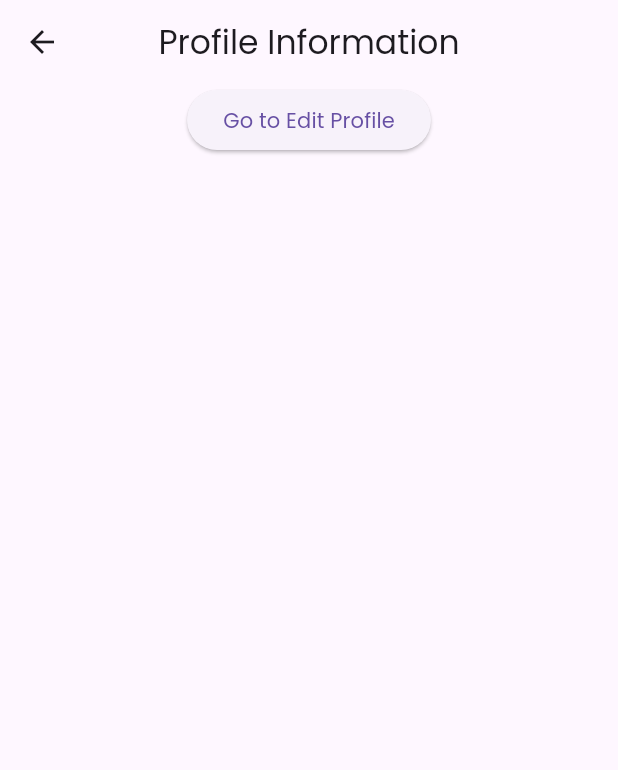
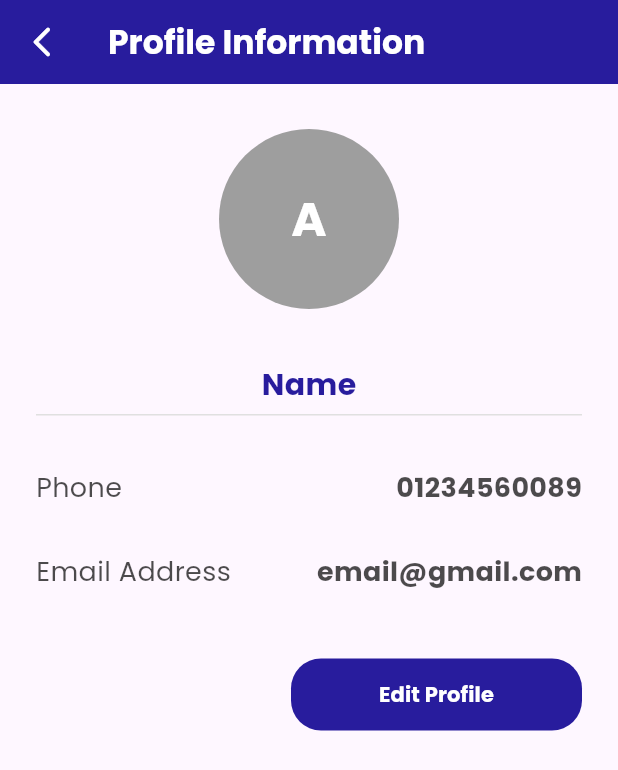
Before and after one commit to ACICT-DEPI/CAI1_SWD4_S9d-bank-application, a Flutter app: the ProfileInfromationScrenn screen opened by its route, on a phone screen of 412 x 824 dp. Shown: the top 770 px of the screen. Run offline on Flutter 3.47's test engine with Material 3 defaults, Android fonts, the light colour scheme and no system bars; our stand-ins replace awesome_dialog, cloud_firestore, firebase_auth, firebase_core, flutter_otp_text_field, get and 3 more; accounts and stored records are empty; project files that could hold a hidden picture were left out.

Commit message:
Profile Information screen's design is complete

```diff
--- a/lib/screen/settings/profile_infromation.dart
+++ b/lib/screen/settings/profile_infromation.dart
@@ -1,6 +1,7 @@
 import 'package:flutter/material.dart';
 import 'package:get/get.dart';
 import 'package:vaulta/controller/settings/profile_infromation_controller.dart';
+import 'package:vaulta/core/constant/color.dart';
 
 class ProfileInfromationScrenn extends StatelessWidget {
   const ProfileInfromationScrenn({super.key});
@@ -11,18 +12,96 @@ class ProfileInfromationScrenn extends StatelessWidget {
         Get.put(ProfileInfromationControllerImpl());
     return Scaffold(
       appBar: AppBar(
-        title: Text('Profile Information'),
+        backgroundColor: AppColor.primaryColor,
+        leading: IconButton(
+            onPressed: (){Navigator.pop(context);},
+            icon: Icon(Icons.arrow_back_ios_new_rounded, color: Colors.white,)
+        ),
+        title: Text('Profile Information', style: TextStyle(fontWeight: FontWeight.bold, color: Colors.white),),
         elevation: 0,
-        centerTitle: true,
       ),
-      body: Center(
+      body: Container(
+        padding: EdgeInsets.symmetric(horizontal: 24, vertical: 30),
         child: Column(
           children: [
-            ElevatedButton(
-                onPressed: () {
+            Center(
+              child: Column(
+                children: [
+                  CircleAvatar(
+                    radius: 60,
+                    backgroundColor: Colors.grey,
+                    child: Text("A", style: TextStyle(fontWeight: FontWeight.bold, fontSize: 32, color: Colors.white),),
+                  ),
+                  SizedBox(height: 30,),
+                ],
+              ),
+            ),
+            Container(
+              width: double.infinity,
+              decoration: BoxDecoration(
+                  border: Border(
+                      bottom: BorderSide(color: Colors.grey.shade300)
+                  )
+              ),
+              child: Center(
+                child: Text(
+                  "Name",
+                  style: TextStyle(fontSize: 20, color: AppColor.primaryColor, fontWeight: FontWeight.bold),
+                ),
+              ),
+            ),
+            SizedBox(height: 20,),
+            Container(
+              padding: EdgeInsets.symmetric(vertical: 10),
+              child: Row(
+                children: [
+                  Expanded(
+                      child: Text(
+                    "Phone",
+                    style: TextStyle(fontSize: 18, color: Colors.black.withOpacity(0.7)),
+                    )
+                  ),
+                  Text(
+                    "01234560089",
+                    style: TextStyle(fontSize: 18, color: Colors.black.withOpacity(0.7), fontWeight: FontWeight.bold)
+                  )
+                ],
+              ),
+            ),
+            Container(
+              padding: EdgeInsets.symmetric(vertical: 10),
+              child: Row(
+                children: [
+                  Expanded(
+                      child: Text(
+                        "Email Address",
+                        style: TextStyle(fontSize: 18, color: Colors.black.withOpacity(0.7)),
+                      )
+                  ),
+                  Text(
+                      "email@gmail.com",
+                      style: TextStyle(fontSize: 18, color: Colors.black.withOpacity(0.7), fontWeight: FontWeight.bold)
+                  )
+                ],
+              ),
+            ),
+            Padding(
+              padding: const EdgeInsets.only(top: 30, left: 170),
+              child: Container(
+                width: double.infinity,
+                decoration: BoxDecoration(
+                  borderRadius: BorderRadius.circular(20),
+                  color: AppColor.primaryColor
+                ),
+                child: TextButton(onPressed: (){
                   controller.goToEditProfile();
                 },
-                child: Text('Go to Edit Profile')),
+                    child: Text(
+                      "Edit Profile",
+                    style: TextStyle(color: Colors.white, fontWeight: FontWeight.bold),)),
+              ),
+            )
+
           ],
         ),
       ),
```
